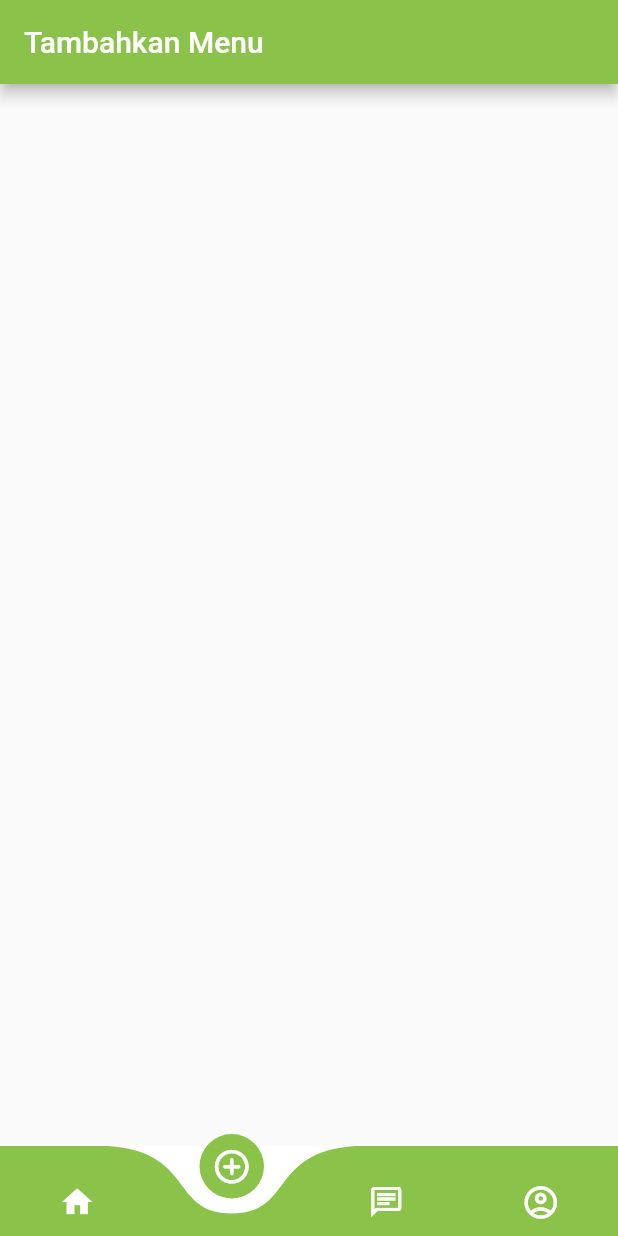
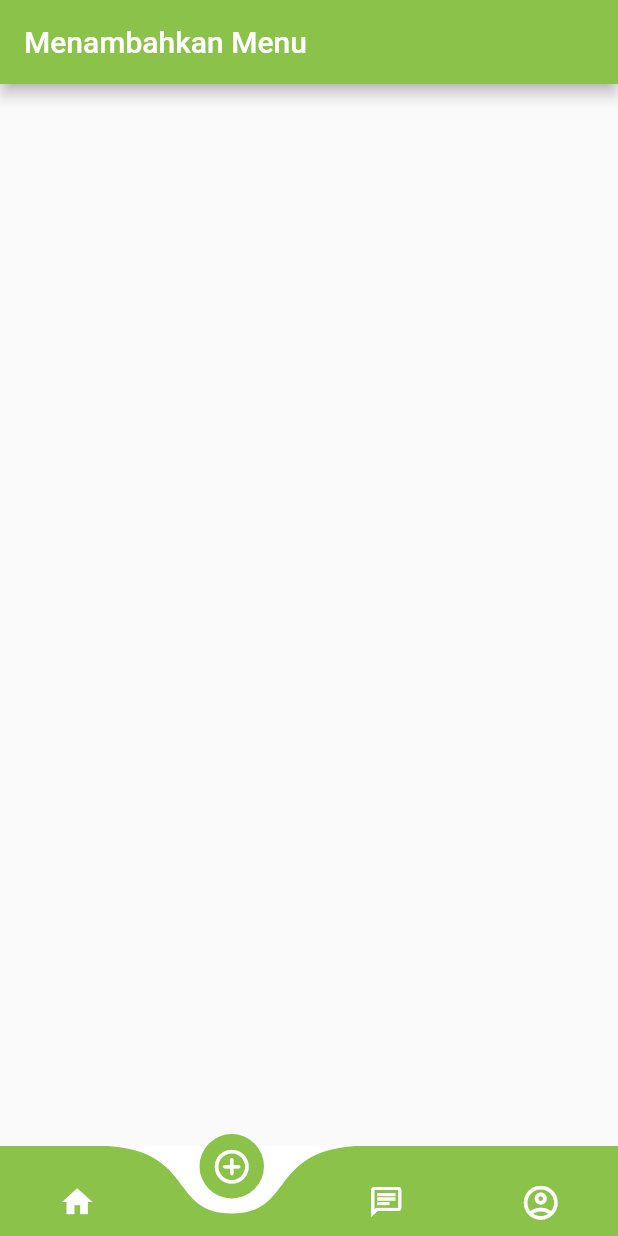
Before and after one commit to Whyufa/FinalProjec_PMOIF20A_WahyuFajarRiyani, a Flutter app: the screen it shows after launch, item 2 of the bottom bar chosen, on a phone screen of 412 x 824 dp. Run offline on Flutter 3.47's test engine with Material 2 defaults, Android fonts, the phone set to English and light mode, and no system bars; drawn by our look-alikes of curved_navigation_bar; our stand-ins replace carousel_slider.

Commit message:
Membuat menu-menu untuk admin dan bottom navigation dengan model curved navigation bar - perubahan dari Dela Safitri.

```diff
--- a/lib/Screen/HomeScreenAdmin.dart
+++ b/lib/Screen/HomeScreenAdmin.dart
@@ -27,7 +27,7 @@ class _HomeState extends State<Home> {
       Icon(Icons.home, color: Colors.white),
       Icon(Icons.add_circle_outline_rounded, color: Colors.white, size: 27,),
       Icon(Icons.chat_outlined, color: Colors.white),
-      Icon(Icons.account_circle_outlined, color: Colors.white, size: 26,),
+      Icon(Icons.account_circle_outlined, color: Colors.white, size: 27,),
     ];
 
     return Scaffold(
--- a/lib/Widgets/Add.dart
+++ b/lib/Widgets/Add.dart
@@ -12,7 +12,7 @@ class _AddState extends State<Add> {
       appBar: AppBar(
         backgroundColor: Colors.lightGreen,
         title: Text(
-          'Tambahkan Menu',
+          'Menambahkan Menu',
           style: TextStyle(color: Colors.white),
         ),
       ),
--- a/lib/Widgets/Akun.dart
+++ b/lib/Widgets/Akun.dart
@@ -12,7 +12,7 @@ class _AkunState extends State<Akun> {
       appBar: AppBar(
         backgroundColor: Colors.lightGreen,
         title: Text(
-          'Profile',
+          'Profile Admin',
           style: TextStyle(color: Colors.white),
         ),
       ),
--- a/lib/Widgets/Chat.dart
+++ b/lib/Widgets/Chat.dart
@@ -12,7 +12,7 @@ class _ChatState extends State<Chat> {
       appBar: AppBar(
         backgroundColor: Colors.lightGreen,
         title: Text(
-          'Chat',
+          'Pesan',
           style: TextStyle(color: Colors.white),
         ),
       ),
--- a/lib/Widgets/Home.dart
+++ b/lib/Widgets/Home.dart
@@ -1,4 +1,5 @@
 import "package:flutter/material.dart";
+import 'package:flutter/cupertino.dart';
 
 class HomePage extends StatefulWidget {
   @override
```
